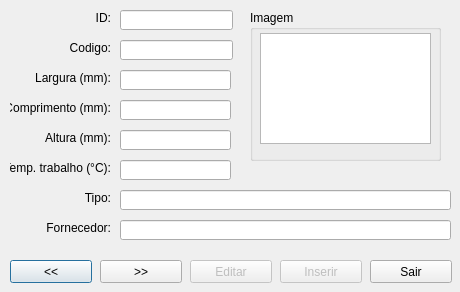
This is windowbobbin.ui in KyryIx/Helena as Qt 5 draws it before an edit. The edited form follows.
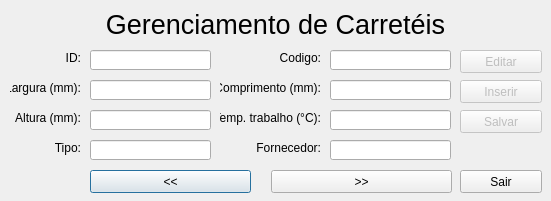
This is the edited form. Icons and pictures are not drawn.

Diff of the .ui file:
```diff
--- a/windowbobbin.ui
+++ b/windowbobbin.ui
@@ -6,19 +6,19 @@
    <rect>
     <x>0</x>
     <y>0</y>
-    <width>460</width>
-    <height>292</height>
+    <width>551</width>
+    <height>201</height>
    </rect>
   </property>
   <property name="minimumSize">
    <size>
-    <width>460</width>
-    <height>292</height>
+    <width>100</width>
+    <height>100</height>
    </size>
   </property>
   <property name="maximumSize">
    <size>
-    <width>460</width>
+    <width>1000</width>
     <height>292</height>
    </size>
   </property>
@@ -33,8 +33,8 @@
    <property name="geometry">
     <rect>
      <x>10</x>
-     <y>190</y>
-     <width>101</width>
+     <y>140</y>
+     <width>71</width>
      <height>16</height>
     </rect>
    </property>
@@ -48,9 +48,9 @@
   <widget class="QLineEdit" name="lineEdit_length">
    <property name="geometry">
     <rect>
-     <x>120</x>
-     <y>100</y>
-     <width>111</width>
+     <x>330</x>
+     <y>80</y>
+     <width>121</width>
      <height>20</height>
     </rect>
    </property>
@@ -58,8 +58,8 @@
   <widget class="QLabel" name="label_workTemperature">
    <property name="geometry">
     <rect>
-     <x>10</x>
-     <y>160</y>
+     <x>220</x>
+     <y>110</y>
      <width>101</width>
      <height>16</height>
     </rect>
@@ -74,9 +74,9 @@
   <widget class="QLineEdit" name="lineEdit_provider">
    <property name="geometry">
     <rect>
-     <x>120</x>
-     <y>220</y>
-     <width>331</width>
+     <x>330</x>
+     <y>140</y>
+     <width>121</width>
      <height>20</height>
     </rect>
    </property>
@@ -84,9 +84,9 @@
   <widget class="QLineEdit" name="lineEdit_type">
    <property name="geometry">
     <rect>
-     <x>120</x>
-     <y>190</y>
-     <width>331</width>
+     <x>90</x>
+     <y>140</y>
+     <width>121</width>
      <height>20</height>
     </rect>
    </property>
@@ -94,9 +94,9 @@
   <widget class="QLineEdit" name="lineEdit_workTemperature">
    <property name="geometry">
     <rect>
-     <x>120</x>
-     <y>160</y>
-     <width>111</width>
+     <x>330</x>
+     <y>110</y>
+     <width>121</width>
      <height>20</height>
     </rect>
    </property>
@@ -105,8 +105,8 @@
    <property name="geometry">
     <rect>
      <x>10</x>
-     <y>10</y>
-     <width>101</width>
+     <y>50</y>
+     <width>71</width>
      <height>16</height>
     </rect>
    </property>
@@ -120,9 +120,9 @@
   <widget class="QLineEdit" name="lineEdit_width">
    <property name="geometry">
     <rect>
-     <x>120</x>
-     <y>70</y>
-     <width>111</width>
+     <x>90</x>
+     <y>80</y>
+     <width>121</width>
      <height>20</height>
     </rect>
    </property>
@@ -130,9 +130,9 @@
   <widget class="QLineEdit" name="lineEdit_code">
    <property name="geometry">
     <rect>
-     <x>120</x>
-     <y>40</y>
-     <width>113</width>
+     <x>330</x>
+     <y>50</y>
+     <width>121</width>
      <height>20</height>
     </rect>
    </property>
@@ -140,8 +140,8 @@
   <widget class="QLabel" name="label_code">
    <property name="geometry">
     <rect>
-     <x>10</x>
-     <y>40</y>
+     <x>220</x>
+     <y>50</y>
      <width>101</width>
      <height>16</height>
     </rect>
@@ -156,8 +156,8 @@
   <widget class="QLabel" name="label_provider">
    <property name="geometry">
     <rect>
-     <x>10</x>
-     <y>220</y>
+     <x>220</x>
+     <y>140</y>
      <width>101</width>
      <height>16</height>
     </rect>
@@ -169,35 +169,12 @@
     <set>Qt::AlignRight|Qt::AlignTrailing|Qt::AlignVCenter</set>
    </property>
   </widget>
-  <widget class="QGroupBox" name="groupBox_image">
-   <property name="geometry">
-    <rect>
-     <x>250</x>
-     <y>10</y>
-     <width>191</width>
-     <height>151</height>
-    </rect>
-   </property>
-   <property name="title">
-    <string>Imagem</string>
-   </property>
-   <widget class="QGraphicsView" name="graphicsView_image">
-    <property name="geometry">
-     <rect>
-      <x>10</x>
-      <y>23</y>
-      <width>171</width>
-      <height>111</height>
-     </rect>
-    </property>
-   </widget>
-  </widget>
   <widget class="QLabel" name="label_height">
    <property name="geometry">
     <rect>
      <x>10</x>
-     <y>130</y>
-     <width>101</width>
+     <y>110</y>
+     <width>71</width>
      <height>16</height>
     </rect>
    </property>
@@ -211,9 +188,9 @@
   <widget class="QLineEdit" name="lineEdit_height">
    <property name="geometry">
     <rect>
-     <x>120</x>
-     <y>130</y>
-     <width>111</width>
+     <x>90</x>
+     <y>110</y>
+     <width>121</width>
      <height>20</height>
     </rect>
    </property>
@@ -221,9 +198,9 @@
   <widget class="QLineEdit" name="lineEdit_id">
    <property name="geometry">
     <rect>
-     <x>120</x>
-     <y>10</y>
-     <width>113</width>
+     <x>90</x>
+     <y>50</y>
+     <width>121</width>
      <height>20</height>
     </rect>
    </property>
@@ -234,8 +211,8 @@
   <widget class="QLabel" name="label_length">
    <property name="geometry">
     <rect>
-     <x>10</x>
-     <y>100</y>
+     <x>220</x>
+     <y>80</y>
      <width>101</width>
      <height>16</height>
     </rect>
@@ -251,8 +228,8 @@
    <property name="geometry">
     <rect>
      <x>10</x>
-     <y>70</y>
-     <width>101</width>
+     <y>80</y>
+     <width>71</width>
      <height>16</height>
     </rect>
    </property>
@@ -266,9 +243,9 @@
   <widget class="QPushButton" name="pushButton_before">
    <property name="geometry">
     <rect>
-     <x>10</x>
-     <y>260</y>
-     <width>82</width>
+     <x>90</x>
+     <y>170</y>
+     <width>161</width>
      <height>23</height>
     </rect>
    </property>
@@ -279,9 +256,9 @@
   <widget class="QPushButton" name="pushButton_after">
    <property name="geometry">
     <rect>
-     <x>100</x>
-     <y>260</y>
-     <width>82</width>
+     <x>271</x>
+     <y>170</y>
+     <width>181</width>
      <height>23</height>
     </rect>
    </property>
@@ -292,8 +269,8 @@
   <widget class="QPushButton" name="pushButton_exit">
    <property name="geometry">
     <rect>
-     <x>370</x>
-     <y>260</y>
+     <x>460</x>
+     <y>170</y>
      <width>82</width>
      <height>23</height>
     </rect>
@@ -308,8 +285,8 @@
    </property>
    <property name="geometry">
     <rect>
-     <x>190</x>
-     <y>260</y>
+     <x>460</x>
+     <y>50</y>
      <width>82</width>
      <height>23</height>
     </rect>
@@ -324,8 +301,8 @@
    </property>
    <property name="geometry">
     <rect>
-     <x>280</x>
-     <y>260</y>
+     <x>460</x>
+     <y>80</y>
      <width>82</width>
      <height>23</height>
     </rect>
@@ -334,6 +311,43 @@
     <string>Inserir</string>
    </property>
   </widget>
+  <widget class="QPushButton" name="pushButton_save">
+   <property name="enabled">
+    <bool>false</bool>
+   </property>
+   <property name="geometry">
+    <rect>
+     <x>460</x>
+     <y>110</y>
+     <width>82</width>
+     <height>23</height>
+    </rect>
+   </property>
+   <property name="text">
+    <string>Salvar</string>
+   </property>
+  </widget>
+  <widget class="QLabel" name="label">
+   <property name="geometry">
+    <rect>
+     <x>0</x>
+     <y>-1</y>
+     <width>551</width>
+     <height>51</height>
+    </rect>
+   </property>
+   <property name="font">
+    <font>
+     <pointsize>20</pointsize>
+    </font>
+   </property>
+   <property name="text">
+    <string>Gerenciamento de Carretéis</string>
+   </property>
+   <property name="alignment">
+    <set>Qt::AlignCenter</set>
+   </property>
+  </widget>
  </widget>
  <resources>
   <include location="icons/main.qrc"/>
```
